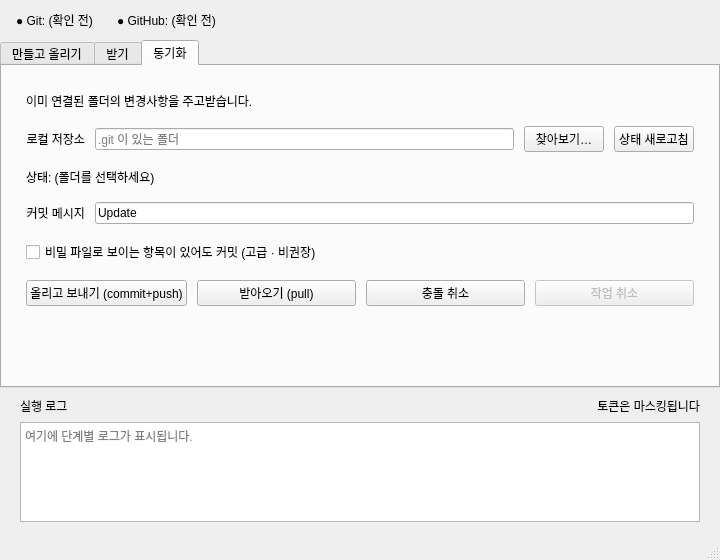
First picture: the form in ui/main_window.ui, repository seongbin45/CloneUp, before the edit.
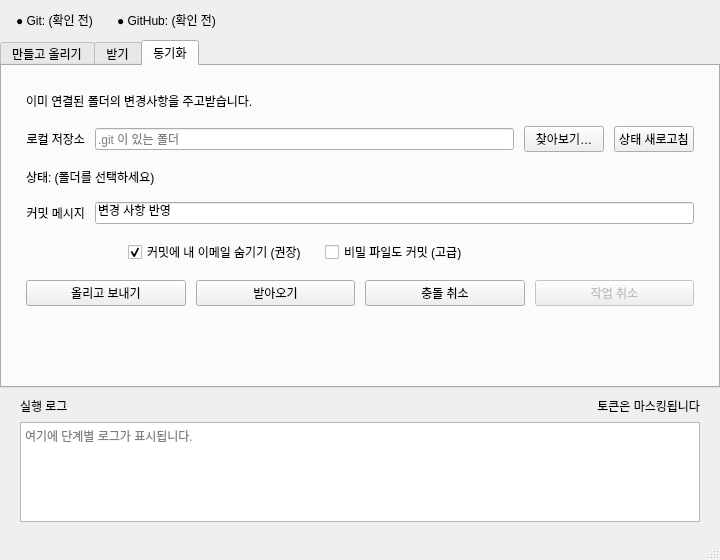
Second picture: the form after the edit. The open tabs and pages were chosen to show the change.

```diff
--- a/ui/main_window.ui
+++ b/ui/main_window.ui
@@ -576,18 +576,57 @@
           <item>
            <widget class="QLineEdit" name="editSyncMessage">
             <property name="text">
-             <string>Update</string>
+             <string>변경 사항 반영</string>
             </property>
            </widget>
           </item>
          </layout>
         </item>
         <item>
-         <widget class="QCheckBox" name="checkSyncAllowSecrets">
-          <property name="text">
-           <string>비밀 파일로 보이는 항목이 있어도 커밋 (고급 · 비권장)</string>
+         <layout class="QHBoxLayout" name="syncOptionsLayout">
+          <property name="spacing">
+           <number>18</number>
           </property>
-         </widget>
+          <property name="leftMargin">
+           <number>102</number>
+          </property>
+          <item>
+           <widget class="QCheckBox" name="checkSyncHideEmail">
+            <property name="text">
+             <string>커밋에 내 이메일 숨기기 (권장)</string>
+            </property>
+            <property name="checked">
+             <bool>true</bool>
+            </property>
+            <property name="toolTip">
+             <string>체크하면 커밋 기록에 학교·회사 메일 대신 GitHub 가림 주소가 들어갑니다. 이 컴퓨터의 Git 설정은 바꾸지 않습니다.</string>
+            </property>
+           </widget>
+          </item>
+          <item>
+           <widget class="QCheckBox" name="checkSyncAllowSecrets">
+            <property name="text">
+             <string>비밀 파일도 커밋 (고급)</string>
+            </property>
+            <property name="toolTip">
+             <string>비밀 파일로 보이는 항목이 있어도 커밋합니다. 초보에게는 권장하지 않습니다.</string>
+            </property>
+           </widget>
+          </item>
+          <item>
+           <spacer name="syncOptionsSpacer">
+            <property name="orientation">
+             <enum>Qt::Orientation::Horizontal</enum>
+            </property>
+            <property name="sizeHint" stdset="0">
+             <size>
+              <width>40</width>
+              <height>20</height>
+             </size>
+            </property>
+           </spacer>
+          </item>
+         </layout>
         </item>
         <item>
          <layout class="QHBoxLayout" name="syncButtonLayout">
@@ -597,14 +636,14 @@
           <item>
            <widget class="QPushButton" name="btnSyncPush">
             <property name="text">
-             <string>올리고 보내기 (commit+push)</string>
+             <string>올리고 보내기</string>
             </property>
            </widget>
           </item>
           <item>
            <widget class="QPushButton" name="btnSyncPull">
             <property name="text">
-             <string>받아오기 (pull)</string>
+             <string>받아오기</string>
             </property>
            </widget>
           </item>
```
Left out of the diff: 54 changed lines with no effect on the pictures.
